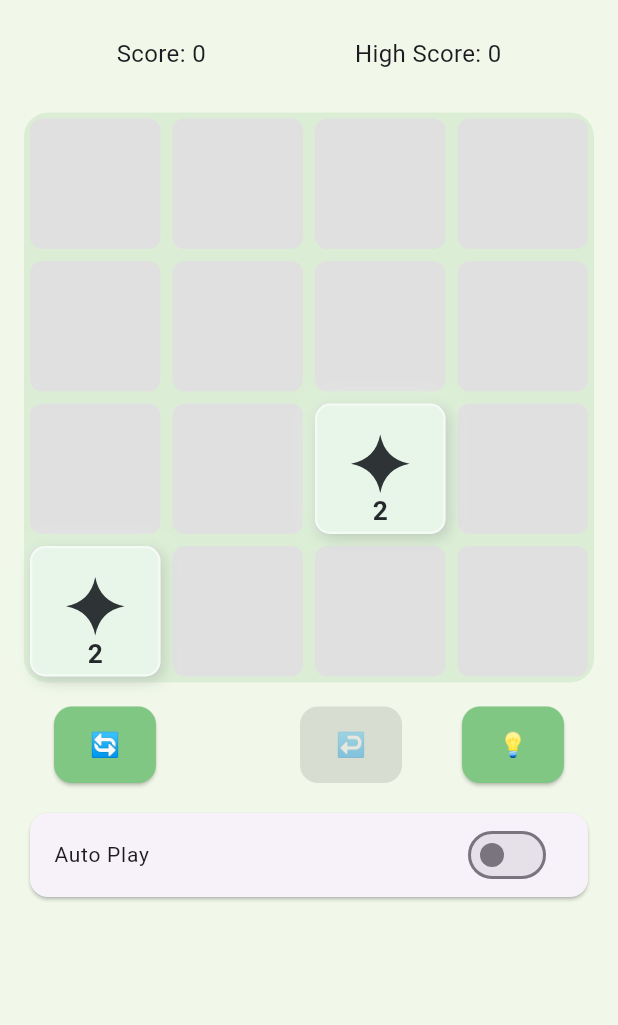
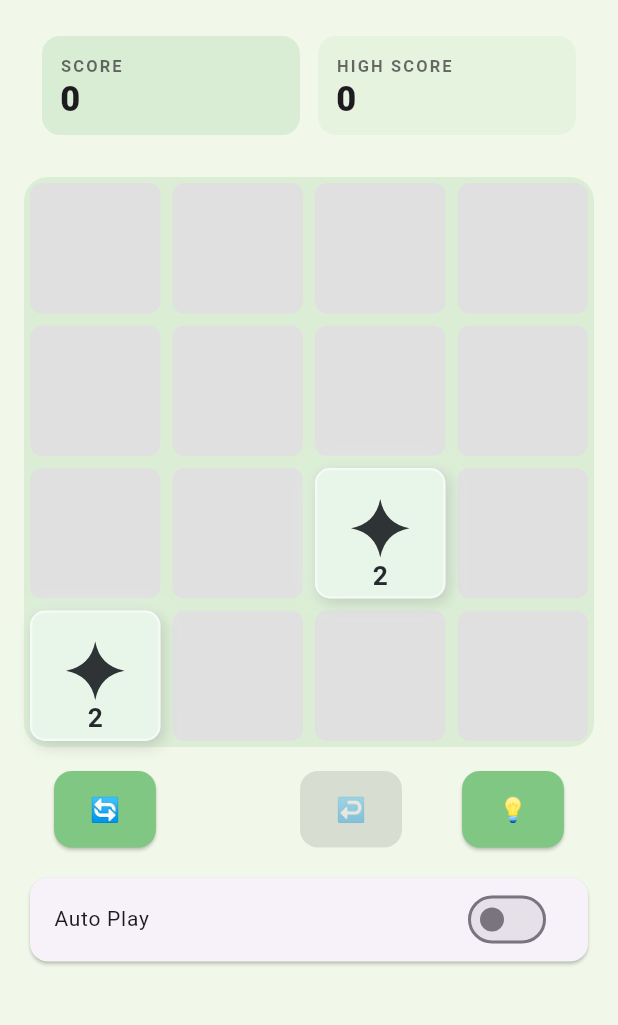
Before and after one commit to RobertTadevosyan/tile_titans, a Flutter app: the screen it shows after launch, after a tap on "CONTINUE", on a phone screen of 412 x 824 dp, the part 84-1109 px from its top. Run offline on Flutter 3.47's test engine with Material 3 defaults, Android fonts, the phone set to English and light mode, and no system bars; our stand-ins replace audioplayers, device_info_plus, firebase_analytics, firebase_auth, firebase_core, firebase_crashlytics and 2 more; missing offline and left inert: dart:html, yandex_mobileads; accounts and stored records are empty; generated files the repository leaves out were written again; network calls fail.

Commit message:
Visual identity pass, and fix a contrast bug the new tests caught
The numeral contrast rule added earlier used a guessed luminance threshold of
0.45. The real crossover, where dark text overtakes light text, is where
1.05 / (L + 0.05) equals (L + 0.05) / 0.05 — that is L of about 0.179. Classic's
32 tile sits at luminance 0.44, so the rule chose white at 2.36:1 where black
would have given over four times the contrast, and every mid-tone green was
affected. The threshold is now derived rather than guessed, and a test asserts
every tile of every theme clears 3.5:1.

Identity work:
- The scoreboard was two lines of plain centred text, the generic score row
  that makes a merge game look like every other one. It is now a pair of design
  system tiles with the live score weighted over the record, counting up so a
  large merge reads as a change rather than a number that differs from last
  time. Large scores switch to compact notation so a seven figure total cannot
  resize the tile.
- App bars are flat across every theme instead of the raised Material slab.
- Retro no longer uses the classic 2048 cream (0xFFFAF3DD) and tan board, the
  single most recognisable marker of a clone. A test forbids any theme from
  reintroducing it.
- Adds Forge: cold iron ground, tiles climbing from stone through bronze to
  molten at 2048, so height on the ladder reads as heat.

254 tests, 0 analyzer errors.

Co-Authored-By: Claude Opus 5 (1M context) <noreply@anthropic.com>

```diff
--- a/lib/core/theme/app_theme.dart
+++ b/lib/core/theme/app_theme.dart
@@ -1,6 +1,6 @@
 import 'package:flutter_2048/l10n/app_localizations.dart';
 
-enum AppTheme { Classic, Dark, Ocean, Retro, Neon }
+enum AppTheme { Classic, Dark, Ocean, Retro, Neon, Forge }
 
 String appThemeToString(AppTheme theme, AppLocalizations appLocales) {
   switch (theme) {
@@ -14,5 +14,7 @@ String appThemeToString(AppTheme theme, AppLocalizations appLocales) {
       return appLocales.appThemeRetro;
     case AppTheme.Neon:
       return appLocales.appThemeNeon;
+    case AppTheme.Forge:
+      return appLocales.appThemeForge;
   }
 }
--- a/lib/core/theme/themes.dart
+++ b/lib/core/theme/themes.dart
@@ -11,7 +11,7 @@ final Map<AppTheme, ThemeData> appThemeData = {
     appBarTheme: const AppBarTheme(
       backgroundColor: Color(0xFF66BB6A), // App bar green
       foregroundColor: Colors.white,
-      elevation: 2,
+      elevation: 0,
     ),
   ),
   AppTheme.Dark: ThemeData(
@@ -23,7 +23,7 @@ final Map<AppTheme, ThemeData> appThemeData = {
     appBarTheme: AppBarTheme(
       backgroundColor: Colors.grey[900],
       foregroundColor: Colors.white,
-      elevation: 2,
+      elevation: 0,
     ),
   ),
   AppTheme.Ocean: ThemeData(
@@ -35,19 +35,21 @@ final Map<AppTheme, ThemeData> appThemeData = {
     appBarTheme: const AppBarTheme(
       backgroundColor: Colors.blueAccent,
       foregroundColor: Colors.white,
-      elevation: 2,
+      elevation: 0,
     ),
   ),
   AppTheme.Retro: ThemeData(
     brightness: Brightness.light,
-    primaryColor: Colors.brown,
-    scaffoldBackgroundColor: Color(0xFFFAF3DD),
+    // Deliberately not the 2048 cream (0xFFFAF3DD) and tan board this used to
+    // be: that palette is the single most recognisable marker of a clone.
+    primaryColor: Color(0xFF9A6A3A),
+    scaffoldBackgroundColor: Color(0xFFF3EAE0),
     fontFamily: 'PressStart2P',
     textTheme: TextTheme(bodyLarge: TextStyle(color: Colors.brown[900])),
     appBarTheme: AppBarTheme(
       backgroundColor: Colors.brown[700],
       foregroundColor: Colors.white,
-      elevation: 2,
+      elevation: 0,
     ),
   ),
   AppTheme.Neon: ThemeData(
@@ -59,12 +61,52 @@ final Map<AppTheme, ThemeData> appThemeData = {
     appBarTheme: const AppBarTheme(
       backgroundColor: Color(0xFFFF00FF), // Neon pink-purple
       foregroundColor: Colors.black,
-      elevation: 2,
+      elevation: 0,
+    ),
+  ),
+  AppTheme.Forge: ThemeData(
+    brightness: Brightness.dark,
+    primaryColor: Color(0xFFE2703A), // ember
+    scaffoldBackgroundColor: Color(0xFF15181C), // cold iron
+    fontFamily: 'OpenSans',
+    colorScheme: const ColorScheme.dark(
+      primary: Color(0xFFE2703A),
+      surface: Color(0xFF15181C),
+      onSurface: Color(0xFFF2EDE7),
+    ),
+    textTheme: const TextTheme(
+      bodyLarge: TextStyle(color: Color(0xFFF2EDE7)),
+    ),
+    appBarTheme: const AppBarTheme(
+      backgroundColor: Color(0xFF15181C),
+      foregroundColor: Color(0xFFF2EDE7),
+      elevation: 0,
     ),
   ),
 };
 
 final Map<AppTheme, Map<int, Color>> tileColors = {
+  AppTheme.Forge: {
+    2: Color(0xFF2C3238),
+    4: Color(0xFF3A424A),
+    8: Color(0xFF4A545E),
+    16: Color(0xFF5E6B77),
+    32: Color(0xFF7A5C46),
+    64: Color(0xFF96633F),
+    128: Color(0xFFB06A34),
+    256: Color(0xFFC87A2E),
+    512: Color(0xFFDB8A27),
+    1024: Color(0xFFE99A22),
+    2048: Color(0xFFF4A91D),
+    4096: Color(0xFFFF7A2F),
+    8192: Color(0xFFFF5A2B),
+    16384: Color(0xFFE83F2A),
+    32768: Color(0xFFC62B28),
+    65536: Color(0xFF9E1F22),
+    131072: Color(0xFF75161B),
+    262144: Color(0xFF4E0F14),
+    524288: Color(0xFF2A080B),
+  },
   AppTheme.Classic: {
     2: Color(0xFFE8F5E9), // Very light mint
     4: Color(0xFFC8E6C9),
--- a/lib/l10n/app_en.arb
+++ b/lib/l10n/app_en.arb
@@ -129,5 +129,6 @@
   "statsTrials": "Trials",
   "statsDaily": "Daily",
   "statsBestStreak": "Streak",
-  "statsChapters": "Chapters"
+  "statsChapters": "Chapters",
+  "appThemeForge": "Forge"
 }
--- a/lib/l10n/app_es.arb
+++ b/lib/l10n/app_es.arb
@@ -98,5 +98,6 @@
   "statsTrials": "Pruebas",
   "statsDaily": "Diarias",
   "statsBestStreak": "Racha",
-  "statsChapters": "Capítulos"
+  "statsChapters": "Capítulos",
+  "appThemeForge": "Forja"
 }
--- a/lib/l10n/app_hy.arb
+++ b/lib/l10n/app_hy.arb
@@ -98,5 +98,6 @@
   "statsTrials": "Փորձություններ",
   "statsDaily": "Օրվա",
   "statsBestStreak": "Շարք",
-  "statsChapters": "Գլուխներ"
+  "statsChapters": "Գլուխներ",
+  "appThemeForge": "Դարբնոց"
 }
--- a/lib/l10n/app_localizations.dart
+++ b/lib/l10n/app_localizations.dart
@@ -695,6 +695,12 @@ abstract class AppLocalizations {
   /// In en, this message translates to:
   /// **'Chapters'**
   String get statsChapters;
+
+  /// No description provided for @appThemeForge.
+  ///
+  /// In en, this message translates to:
+  /// **'Forge'**
+  String get appThemeForge;
 }
 
 class _AppLocalizationsDelegate
--- a/lib/l10n/app_localizations_en.dart
+++ b/lib/l10n/app_localizations_en.dart
@@ -330,4 +330,7 @@ class AppLocalizationsEn extends AppLocalizations {
 
   @override
   String get statsChapters => 'Chapters';
+
+  @override
+  String get appThemeForge => 'Forge';
 }
--- a/lib/l10n/app_localizations_es.dart
+++ b/lib/l10n/app_localizations_es.dart
@@ -330,4 +330,7 @@ class AppLocalizationsEs extends AppLocalizations {
 
   @override
   String get statsChapters => 'Capítulos';
+
+  @override
+  String get appThemeForge => 'Forja';
 }
--- a/lib/l10n/app_localizations_hy.dart
+++ b/lib/l10n/app_localizations_hy.dart
@@ -330,4 +330,7 @@ class AppLocalizationsHy extends AppLocalizations {
 
   @override
   String get statsChapters => 'Գլուխներ';
+
+  @override
+  String get appThemeForge => 'Դարբնոց';
 }
--- a/lib/l10n/app_localizations_ru.dart
+++ b/lib/l10n/app_localizations_ru.dart
@@ -330,4 +330,7 @@ class AppLocalizationsRu extends AppLocalizations {
 
   @override
   String get statsChapters => 'Главы';
+
+  @override
+  String get appThemeForge => 'Горн';
 }
--- a/lib/l10n/app_ru.arb
+++ b/lib/l10n/app_ru.arb
@@ -98,5 +98,6 @@
   "statsTrials": "Испытания",
   "statsDaily": "Ежедневные",
   "statsBestStreak": "Серия",
-  "statsChapters": "Главы"
+  "statsChapters": "Главы",
+  "appThemeForge": "Горн"
 }
--- a/lib/presentation/widgets/animated_tile.dart
+++ b/lib/presentation/widgets/animated_tile.dart
@@ -19,6 +19,14 @@ import 'package:provider/provider.dart';
 ///    its own while a bloom rings outward, so fusing is a visible process
 ///    rather than a silent swap.
 ///  * **Arrival** — a scale pop for newly spawned and freshly merged tiles.
+/// Luminance at which dark text overtakes light text for contrast.
+///
+/// Derived, not guessed: contrast against white is 1.05 / (L + 0.05) and
+/// against black is (L + 0.05) / 0.05, which are equal at L ≈ 0.179. An earlier
+/// value of 0.45 sat well past the crossover, so mid-tone tiles — the greens
+/// around 32 and 64 — were given white numerals at barely 2.4:1.
+const double _contrastCrossover = 0.179;
+
 class AnimatedTile extends StatefulWidget {
   final Tile tile;
   final double tileSize;
@@ -158,7 +166,7 @@ class _AnimatedTileState extends State<AnimatedTile>
     // Contrast is measured from the colour actually on screen, so the numeral
     // stays readable mid-merge and across every theme. The old rule keyed off
     // the tile's value and guessed wrong on the dark palettes.
-    final numeralColor = surfaceColor.computeLuminance() > 0.45
+    final numeralColor = surfaceColor.computeLuminance() > _contrastCrossover
         ? const Color(0xFF14181C)
         : Colors.white;
     final showEmblem = tileSize >= 44;
--- a/lib/presentation/widgets/score_board.dart
+++ b/lib/presentation/widgets/score_board.dart
@@ -1,6 +1,17 @@
 import 'package:flutter/material.dart';
+import 'package:flutter_2048/core/theme/titan_design.dart';
 import 'package:flutter_2048/l10n/app_localizations.dart';
 
+/// Score and personal best above the board.
+///
+/// Previously two lines of plain centred text — the generic score row that
+/// makes a merge game look like every other one. Now a pair of tiles built from
+/// the design system, with the live score given visual weight over the record
+/// and the numbers animated so a merge is felt in the score as well as on the
+/// board.
+///
+/// The best shown here is the best *for the mode being played*: a Classic
+/// record has nothing to say about a 5x5 Hardcore run.
 class ScoreBoard extends StatelessWidget {
   final int score;
   final int highestScore;
@@ -17,34 +28,126 @@ class ScoreBoard extends StatelessWidget {
 
   @override
   Widget build(BuildContext context) {
-    final textSize = isTablet ? 24.0 : isLandscape ? 14.0 : 16.0;
-    final appLocales = AppLocalizations.of(context)!;
+    final l10n = AppLocalizations.of(context)!;
+    final compact = isLandscape && !isTablet;
+
+    final tiles = [
+      _ScoreTile(
+        label: l10n.scoreTitle,
+        value: score,
+        emphasis: true,
+        isTablet: isTablet,
+        compact: compact,
+      ),
+      _ScoreTile(
+        label: l10n.highScoreTitle,
+        value: highestScore,
+        emphasis: false,
+        isTablet: isTablet,
+        compact: compact,
+      ),
+    ];
+
     return Padding(
-      padding:  EdgeInsets.all(isTablet ? 16.0 : 12.0),
-      child:
-          !isTablet && isLandscape
+      padding: EdgeInsets.symmetric(
+        horizontal: isTablet ? TitanSpacing.lg : TitanSpacing.md,
+        vertical: compact ? TitanSpacing.sm : TitanSpacing.md,
+      ),
+      // In phone landscape the board needs the width, so the tiles stack.
+      child: compact
           ? Column(
-                crossAxisAlignment: CrossAxisAlignment.center,
-                mainAxisAlignment: MainAxisAlignment.spaceAround,
+              mainAxisSize: MainAxisSize.min,
               children: [
-                  Text(appLocales.score(score), style: TextStyle(fontSize: textSize)),
-                  Text(
-                    appLocales.highScore(highestScore),
-                    style:  TextStyle(fontSize: textSize),
-                  ),
+                tiles[0],
+                const SizedBox(height: TitanSpacing.sm),
+                tiles[1],
               ],
             )
           : Row(
-                crossAxisAlignment: CrossAxisAlignment.center,
-                mainAxisAlignment: MainAxisAlignment.spaceAround,
               children: [
-                  Text(appLocales.score(score), style:  TextStyle(fontSize: textSize)),
+                Expanded(child: tiles[0]),
+                const SizedBox(width: TitanSpacing.md),
+                Expanded(child: tiles[1]),
+              ],
+            ),
+    );
+  }
+}
+
+class _ScoreTile extends StatelessWidget {
+  final String label;
+  final int value;
+
+  /// The live score is the one that changes, so it carries the weight.
+  final bool emphasis;
+  final bool isTablet;
+  final bool compact;
+
+  const _ScoreTile({
+    required this.label,
+    required this.value,
+    required this.emphasis,
+    required this.isTablet,
+    required this.compact,
+  });
+
+  @override
+  Widget build(BuildContext context) {
+    final theme = Theme.of(context);
+    final base = theme.primaryColor;
+    final valueSize = isTablet ? 30.0 : (compact ? 17.0 : 23.0);
+
+    return Container(
+      padding: EdgeInsets.symmetric(
+        horizontal: TitanSpacing.md,
+        vertical: compact ? TitanSpacing.sm : TitanSpacing.md,
+      ),
+      decoration: BoxDecoration(
+        color: Color.alphaBlend(
+          base.withValues(alpha: emphasis ? 0.22 : 0.1),
+          theme.scaffoldBackgroundColor,
+        ),
+        borderRadius: TitanRadius.medium,
+      ),
+      child: Column(
+        crossAxisAlignment: CrossAxisAlignment.start,
+        mainAxisSize: MainAxisSize.min,
+        children: [
           Text(
-                    appLocales.highScore(highestScore),
-                    style:  TextStyle(fontSize: textSize),
+            label.toUpperCase(),
+            maxLines: 1,
+            overflow: TextOverflow.ellipsis,
+            style: TitanText.sectionLabel(context).copyWith(
+              fontSize: compact ? 10 : 11,
+            ),
+          ),
+          const SizedBox(height: 2),
+          // Counting the score up makes a big merge legible as a change rather
+          // than a number that simply differs from the last time you looked.
+          TweenAnimationBuilder<int>(
+            tween: IntTween(begin: value, end: value),
+            duration: TitanMotion.standard,
+            builder: (context, shown, _) {
+              return Text(
+                _format(shown),
+                maxLines: 1,
+                overflow: TextOverflow.ellipsis,
+                style: TextStyle(
+                  fontSize: valueSize,
+                  fontWeight: FontWeight.w800,
+                  height: 1.05,
+                  color: theme.colorScheme.onSurface,
+                ),
+              );
+            },
           ),
         ],
       ),
     );
   }
+
+  /// Seven-figure scores are real in this game, so the tile must not be sized
+  /// by the digits it happens to hold today.
+  String _format(int value) =>
+      value >= 100000 ? titanCompact(value) : '$value';
 }
```
Also changed, not shown: 1 other file. Lines whose indentation alone changed are shown as unchanged.
